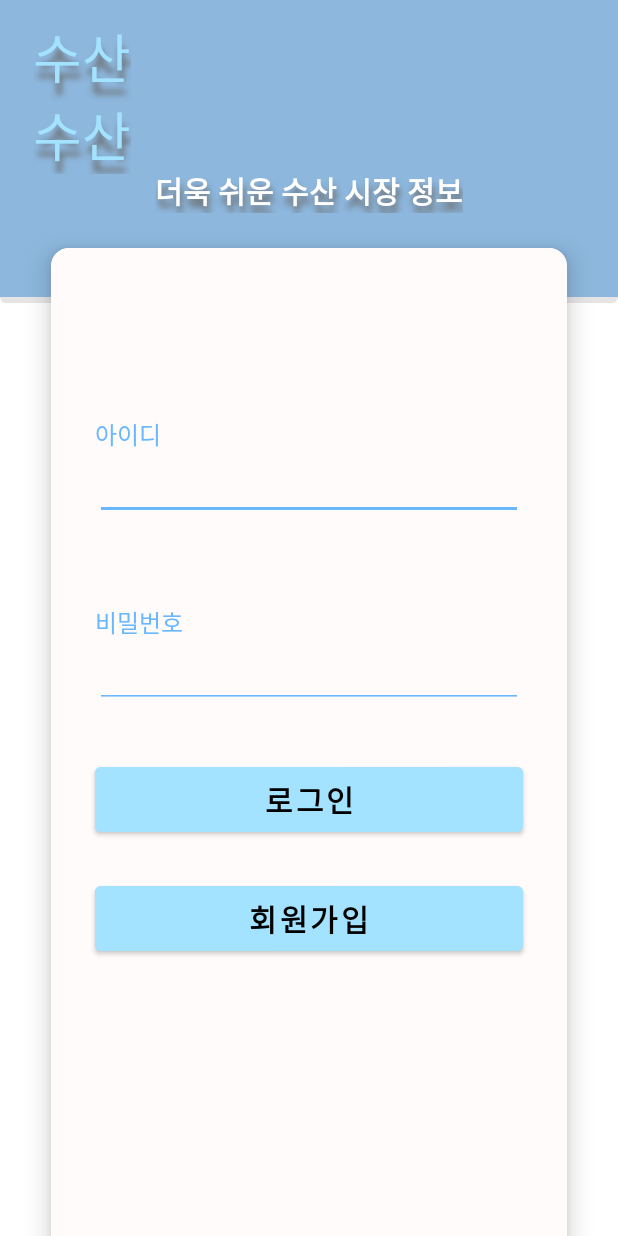
After one commit to sey2/Hanium_Project, an Android app: the layout activity_login.xml on its own in the app's theme, with its tools: preview values and no code run, on a phone screen of 412 x 824 dp. The commit adds this screen. Run offline under Robolectric (Android 15) with nearby library versions, the phone set to English and light mode, and no system bars.

Commit message:
[design] 로그인 화면 구현 (#18)
* [design] 로그인 레이아웃

* [chore] 로그인 화면 구현시 필요한 리소스 파일 추가

```diff
--- /dev/null
+++ b/Android/app/src/main/java/com/example/hanium/LoginActivity.kt
@@ -0,0 +1,16 @@
+package com.example.hanium
+
+import android.os.Bundle
+import androidx.appcompat.app.AppCompatActivity
+import com.example.hanium.databinding.ActivityLoginBinding
+
+class LoginActivity : AppCompatActivity() {
+    private lateinit var binding : ActivityLoginBinding
+
+    override fun onCreate(savedInstanceState: Bundle?) {
+        super.onCreate(savedInstanceState)
+
+        binding = ActivityLoginBinding.inflate(layoutInflater)
+        setContentView(binding.root)
+    }
+}
--- /dev/null
+++ b/Android/app/src/main/res/drawable/shape_view_bottom_shadow.xml
@@ -0,0 +1,17 @@
+<?xml version="1.0" encoding="utf-8"?>
+<layer-list xmlns:android="http://schemas.android.com/apk/res/android">
+    <item >
+        <shape
+            android:shape="rectangle">
+            <solid android:color="#1A000000"/>
+            <corners android:radius="4dp" />
+        </shape>
+    </item>
+
+    <item android:bottom="4dp">
+        <shape
+            android:shape="rectangle">
+            <solid android:color="#8DB7DD"/>
+        </shape>
+    </item>
+</layer-list>
--- /dev/null
+++ b/Android/app/src/main/res/layout/activity_login.xml
@@ -0,0 +1,142 @@
+<?xml version="1.0" encoding="utf-8"?>
+<androidx.constraintlayout.widget.ConstraintLayout xmlns:android="http://schemas.android.com/apk/res/android"
+    xmlns:app="http://schemas.android.com/apk/res-auto"
+    android:layout_width="match_parent"
+    android:layout_height="match_parent">
+
+    <View
+        android:id="@+id/view"
+        android:layout_width="match_parent"
+        android:layout_height="202dp"
+        android:background="@drawable/shape_view_bottom_shadow"
+        app:layout_constraintStart_toStartOf="parent"
+        app:layout_constraintTop_toTopOf="parent" />
+
+    <TextView
+        android:id="@+id/tv_app_title"
+        android:layout_width="wrap_content"
+        android:layout_height="wrap_content"
+        android:text="@string/susan_nl_susan"
+        android:textColor="#A3E3FF"
+        android:fontFamily="@font/gugi_regular"
+        android:textSize="35sp"
+        android:shadowColor="#6a6a6a"
+        android:shadowDx="2"
+        android:shadowDy="12"
+        android:shadowRadius="5"
+        android:layout_marginStart="22dp"
+        android:layout_marginTop="12dp"
+        app:layout_constraintStart_toStartOf="parent"
+        app:layout_constraintTop_toTopOf="parent" />
+
+    <TextView
+        android:id="@+id/tv_app_sub_title"
+        android:layout_width="wrap_content"
+        android:layout_height="wrap_content"
+        android:text="@string/easier_susan_info"
+        android:textColor="@color/white"
+        android:textSize="20sp"
+        android:textStyle="bold"
+        android:shadowColor="#6a6a6a"
+        android:shadowDx="2"
+        android:shadowDy="8"
+        android:shadowRadius="5"
+        android:layout_marginBottom="60dp"
+        app:layout_constraintBottom_toBottomOf="@id/view"
+        app:layout_constraintEnd_toEndOf="parent"
+        app:layout_constraintStart_toStartOf="@id/view" />
+
+    <androidx.cardview.widget.CardView
+        android:layout_width="match_parent"
+        android:layout_height="0dp"
+        android:layout_marginHorizontal="34dp"
+        android:layout_marginBottom="-20dp"
+        android:layout_marginTop="23dp"
+        app:cardCornerRadius="12dp"
+        app:cardElevation="10dp"
+        app:layout_constraintBottom_toBottomOf="parent"
+        app:layout_constraintEnd_toEndOf="parent"
+        app:layout_constraintStart_toStartOf="parent"
+        app:layout_constraintTop_toBottomOf="@id/tv_app_sub_title" >
+
+        <androidx.constraintlayout.widget.ConstraintLayout
+            android:layout_width="match_parent"
+            android:layout_height="match_parent"
+            android:background="#FFFBFB">
+
+            <TextView
+                android:id="@+id/tv_id_title"
+                android:layout_width="wrap_content"
+                android:layout_height="wrap_content"
+                android:text="@string/id"
+                android:textSize="16sp"
+                android:textColor="@color/primary_color"
+                app:layout_constraintBottom_toTopOf="@id/et_id"
+                app:layout_constraintStart_toStartOf="@id/et_id" />
+
+            <EditText
+                android:id="@+id/et_id"
+                android:layout_width="0dp"
+                android:layout_height="wrap_content"
+                android:layout_marginTop="136dp"
+                android:layout_marginHorizontal="29dp"
+                android:backgroundTint="@color/primary_color"
+                android:ems="10"
+                android:inputType="text"
+                app:layout_constraintEnd_toEndOf="parent"
+                app:layout_constraintStart_toStartOf="parent"
+                app:layout_constraintTop_toTopOf="parent" />
+
+            <TextView
+                android:id="@+id/tv_pw_title"
+                android:layout_width="wrap_content"
+                android:layout_height="wrap_content"
+                android:text="@string/password"
+                android:textSize="16sp"
+                android:textColor="@color/primary_color"
+                app:layout_constraintBottom_toTopOf="@id/et_pw"
+                app:layout_constraintStart_toStartOf="@id/et_pw" />
+
+            <EditText
+                android:id="@+id/et_pw"
+                android:layout_width="0dp"
+                android:layout_height="wrap_content"
+                android:layout_marginHorizontal="29dp"
+                android:layout_marginTop="80dp"
+                android:backgroundTint="@color/primary_color"
+                android:ems="10"
+                android:inputType="text"
+                app:layout_constraintEnd_toEndOf="parent"
+                app:layout_constraintStart_toStartOf="parent"
+                app:layout_constraintTop_toBottomOf="@id/et_id" />
+
+            <Button
+                android:id="@+id/btn_login"
+                android:layout_width="0dp"
+                android:layout_height="55dp"
+                android:text="@string/login"
+                android:textColor="@color/black"
+                android:textSize="20sp"
+                android:textStyle="bold"
+                android:backgroundTint="@color/light_sky"
+                android:layout_marginTop="33dp"
+                app:layout_constraintEnd_toEndOf="@id/et_pw"
+                app:layout_constraintStart_toStartOf="@id/et_pw"
+                app:layout_constraintTop_toBottomOf="@id/et_pw" />
+
+            <Button
+                android:id="@+id/btn_register"
+                android:layout_width="0dp"
+                android:layout_height="55dp"
+                android:backgroundTint="@color/light_sky"
+                android:text="@string/register"
+                android:textColor="@color/black"
+                android:textSize="20sp"
+                android:textStyle="bold"
+                android:layout_marginTop="24dp"
+                app:layout_constraintEnd_toEndOf="@id/et_pw"
+                app:layout_constraintStart_toStartOf="@id/et_pw"
+                app:layout_constraintTop_toBottomOf="@id/btn_login" />
+        </androidx.constraintlayout.widget.ConstraintLayout>
+    </androidx.cardview.widget.CardView>
+</androidx.constraintlayout.widget.ConstraintLayout>
--- a/Android/app/src/main/res/values/colors.xml
+++ b/Android/app/src/main/res/values/colors.xml
@@ -10,4 +10,6 @@
     <color name="light_grey">#E0E0E0</color>
     <color name="category_background">#5cceff</color>
     <color name="light_blue">#3dbff6</color>
+    <color name="primary_color">#69B7FF</color>
+    <color name="light_sky">#A3E3FF</color>
 </resources>
--- a/Android/app/src/main/res/values/strings.xml
+++ b/Android/app/src/main/res/values/strings.xml
@@ -21,4 +21,10 @@
     <string name="birth">생년월일</string>
     <string name="save">저장하기</string>
     <string name="logout">로그아웃</string>
+    <string name="susan_nl_susan">수산\n수산</string>
+    <string name="easier_susan_info">더욱 쉬운 수산 시장 정보</string>
+    <string name="id">아이디</string>
+    <string name="password">비밀번호</string>
+    <string name="login">로그인</string>
+    <string name="register">회원가입</string>
 </resources>
```
Also changed, not shown: 1 other file.
